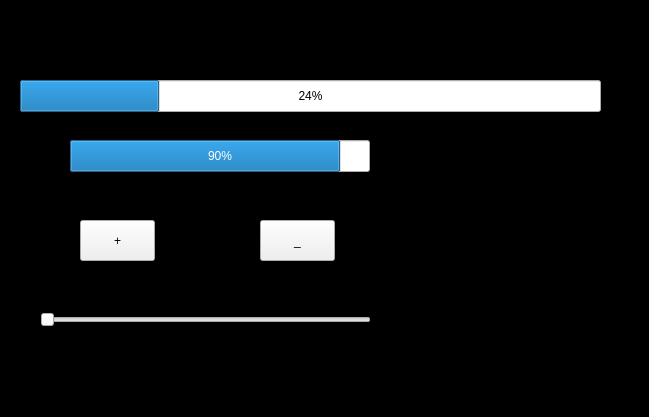
The window that progress/progressTest.ui (KikyoShaw/QtWidgetsApplication) describes before a commit, drawn with Qt 5.
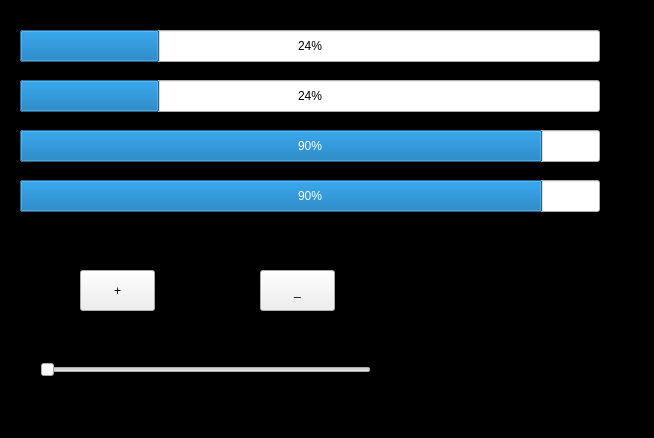
The same window after the commit. Custom widgets are drawn as their Qt base class.

Patch:
```diff
--- a/progress/progressTest.ui
+++ b/progress/progressTest.ui
@@ -6,8 +6,8 @@
    <rect>
     <x>0</x>
     <y>0</y>
-    <width>649</width>
-    <height>417</height>
+    <width>654</width>
+    <height>438</height>
    </rect>
   </property>
   <property name="windowTitle">
@@ -22,7 +22,7 @@
    <property name="geometry">
     <rect>
      <x>80</x>
-     <y>220</y>
+     <y>270</y>
      <width>75</width>
      <height>41</height>
     </rect>
@@ -35,7 +35,7 @@
    <property name="geometry">
     <rect>
      <x>260</x>
-     <y>220</y>
+     <y>270</y>
      <width>75</width>
      <height>41</height>
     </rect>
@@ -47,9 +47,9 @@
   <widget class="vProgressBar" name="progressBar">
    <property name="geometry">
     <rect>
-     <x>70</x>
-     <y>140</y>
-     <width>300</width>
+     <x>20</x>
+     <y>130</y>
+     <width>580</width>
      <height>32</height>
     </rect>
    </property>
@@ -61,7 +61,7 @@
    <property name="geometry">
     <rect>
      <x>40</x>
-     <y>310</y>
+     <y>360</y>
      <width>331</width>
      <height>19</height>
     </rect>
@@ -78,7 +78,7 @@
     <rect>
      <x>20</x>
      <y>80</y>
-     <width>581</width>
+     <width>580</width>
      <height>32</height>
     </rect>
    </property>
@@ -90,12 +90,38 @@
    <property name="geometry">
     <rect>
      <x>400</x>
-     <y>140</y>
+     <y>240</y>
      <width>171</width>
      <height>141</height>
     </rect>
    </property>
   </widget>
+  <widget class="AnimationProcessBar" name="progressBar_animation">
+   <property name="geometry">
+    <rect>
+     <x>20</x>
+     <y>30</y>
+     <width>580</width>
+     <height>32</height>
+    </rect>
+   </property>
+   <property name="value">
+    <number>24</number>
+   </property>
+  </widget>
+  <widget class="vProgressBars" name="progressBar_radius">
+   <property name="geometry">
+    <rect>
+     <x>20</x>
+     <y>180</y>
+     <width>580</width>
+     <height>32</height>
+    </rect>
+   </property>
+   <property name="value">
+    <number>90</number>
+   </property>
+  </widget>
  </widget>
  <layoutdefault spacing="6" margin="11"/>
  <customwidgets>
@@ -115,6 +141,16 @@
    <header location="global">qroundprogressbar.h</header>
    <container>1</container>
   </customwidget>
+  <customwidget>
+   <class>AnimationProcessBar</class>
+   <extends>QProgressBar</extends>
+   <header location="global">animationprocessbar.h</header>
+  </customwidget>
+  <customwidget>
+   <class>vProgressBars</class>
+   <extends>QProgressBar</extends>
+   <header location="global">vProgressBars.h</header>
+  </customwidget>
  </customwidgets>
  <resources>
   <include location="progressTest.qrc"/>
```
